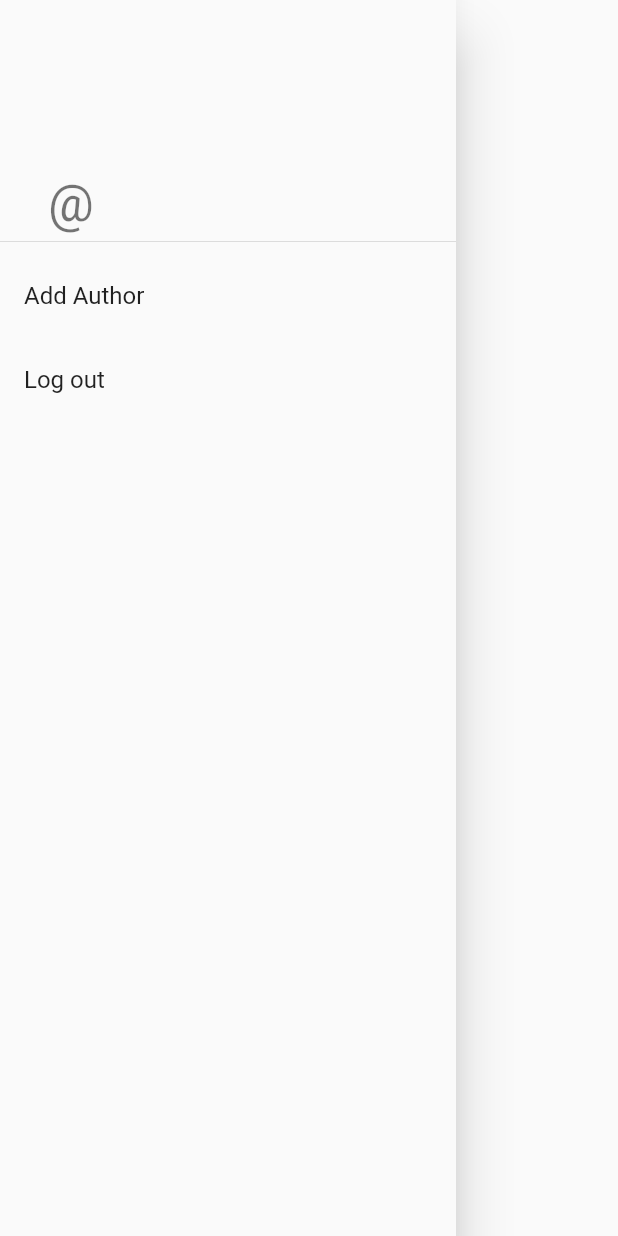
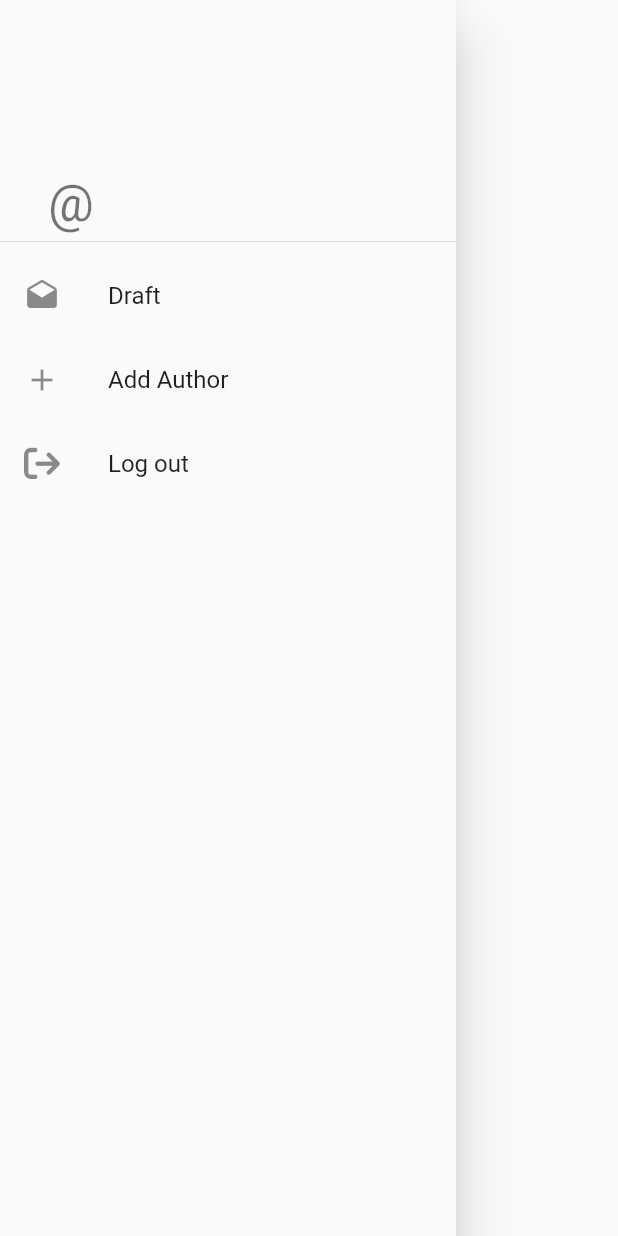
Before and after one commit to metehankarakaya/librarium-social, a Flutter app: the DrawerView widget shown alone on an empty page, opened directly, on a phone screen of 412 x 824 dp. Run offline on Flutter 3.47's test engine with Material 2 defaults, Android fonts, the phone set to English and light mode, and no system bars; our stand-ins replace flutter_speed_dial, flutter_svg, font_awesome_flutter, get_it, image_picker, logger and 2 more; accounts and stored records are empty; network calls fail.

Commit message:
Add draft ListTile

```diff
--- a/lib/presentation/drawer/drawer_view.dart
+++ b/lib/presentation/drawer/drawer_view.dart
@@ -1,4 +1,5 @@
 import 'package:flutter/material.dart';
+import 'package:font_awesome_flutter/font_awesome_flutter.dart';
 import 'package:librarium/presentation/drawer/drawer_view_model.dart';
 import 'package:librarium/presentation/resources/string_manager.dart';
 import 'package:stacked/stacked.dart';
@@ -48,10 +49,17 @@ class _DrawerViewState extends State<DrawerView> {
                 ),
               ),
               ListTile(
+                leading: const Icon(Icons.drafts),
+                title: const Text(AppString.draft),
+                onTap: () => viewModel.goDraftView(),
+              ),
+              ListTile(
+                leading: const Icon(Icons.add),
                 title: const Text(AppString.addAuthor),
                 onTap: () => viewModel.goAddAuthorView(),
               ),
               ListTile(
+                leading: const Icon(FontAwesomeIcons.arrowRightFromBracket),
                 title: const Text(AppString.logOut),
                 onTap: () => viewModel.showLogOutDialog(),
               ),
```
